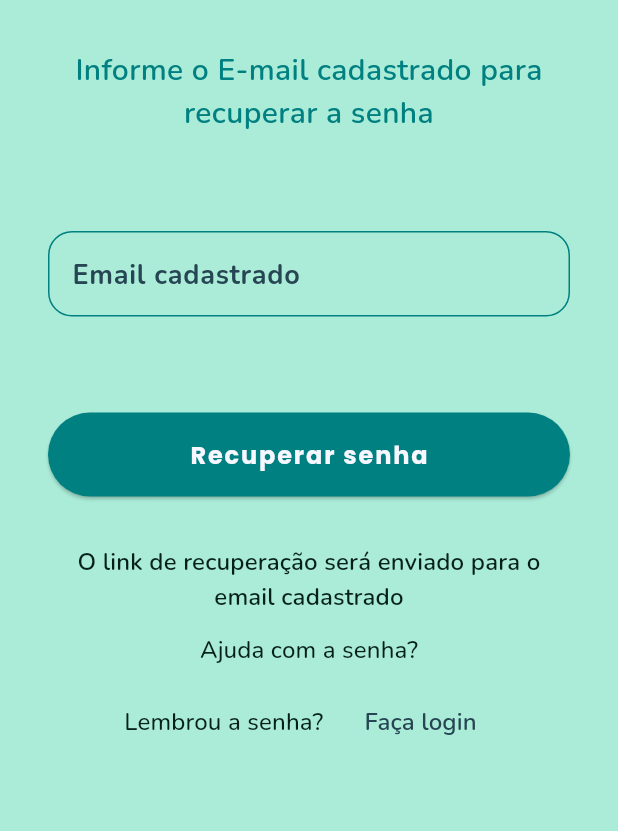
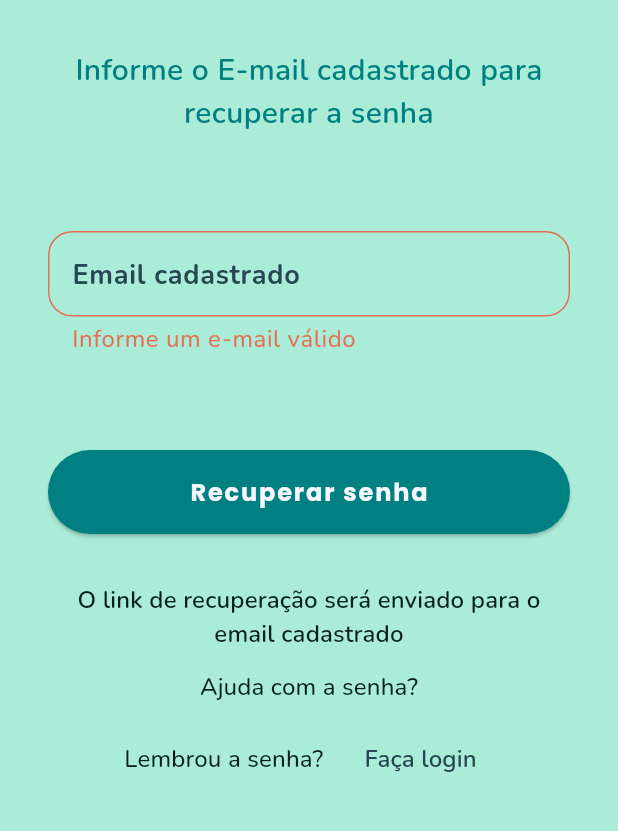
Before and after one commit to oginoino/camilo, a Flutter app: the ForgotPasswordPage screen opened by its route, after a tap on "Recuperar senha", on a phone screen of 412 x 824 dp, the part 204-1035 px from its top. Run offline on Flutter 3.47's test engine with Material 3 defaults, Android fonts, the phone set to English and light mode, and no system bars; our stand-ins replace flutter_animate, get_it, go_router, google_fonts.

Commit message:
Corrigir validação de e-mail no formulário de recuperação de senha

```diff
--- a/lib/ui/components/forms/forgot_password_form.dart
+++ b/lib/ui/components/forms/forgot_password_form.dart
@@ -27,6 +27,9 @@ class ForgotPasswordForm extends StatelessWidget {
         'email-forgot-password-input-key';
 
     const String forgotPasswordInputEmailHintText = 'Email cadastrado';
+
+    const String recoveryMessage =
+        'Email de recuperação enviado com sucesso! Verifique sua caixa de entrada.';
 
     FocusNode forgotPasswordEmailFocusNode = FocusNode();
 
@@ -62,7 +65,8 @@ class ForgotPasswordForm extends StatelessWidget {
                   hintText: forgotPasswordInputEmailHintText,
                 ),
                 validator: (String? value) {
-                  return null;
+                  return inputValidators
+                      .forgotPasswordInputEmailValidator(value);
                 },
                 onEditingComplete: () {
                   forgotPasswordEmailFocusNode.unfocus();
@@ -76,7 +80,22 @@ class ForgotPasswordForm extends StatelessWidget {
                 height: uiConstants.paddingExtraExtraLarge,
               ),
               FilledButton(
-                onPressed: () {},
+                onPressed: () {
+                  if (_forgotPasswordFormKey.currentState!.validate()) {
+                    ScaffoldMessenger.of(context).clearSnackBars();
+
+                    ScaffoldMessenger.of(context).showSnackBar(
+                      const SnackBar(
+                        content: Text(
+                          recoveryMessage,
+                        ),
+                      ),
+                    );
+                    appRouter.canPop()
+                        ? appRouter.pop()
+                        : appRouter.push(ScreenPaths.login);
+                  }
+                },
                 focusNode: forgotPasswordCtaFocusNode,
                 child: const Text(ctaButtonText),
               ),
--- a/lib/ui/components/forms/validators/input_validators.dart
+++ b/lib/ui/components/forms/validators/input_validators.dart
@@ -12,6 +12,8 @@ class InputValidators with ChangeNotifier {
   get firstPasswordRegisterValidator => _firstPasswordRegisterValidator;
 
   get secondPasswordRegisterValidator => _secondPasswordRegisterValidator;
+
+  get forgotPasswordInputEmailValidator => _forgotPasswordInputEmailValidator;
 
   _emailLoginValidator(String? value) {
     if (value == null || value.isEmpty) {
@@ -72,4 +74,14 @@ class InputValidators with ChangeNotifier {
       return null;
     }
   }
+
+  _forgotPasswordInputEmailValidator(String? value) {
+    if (value == null || value.isEmpty) {
+      return 'Informe um e-mail válido';
+    } else if (!value.contains('@')) {
+      return 'Informe um e-mail válido';
+    } else {
+      return null;
+    }
+  }
 }
```
